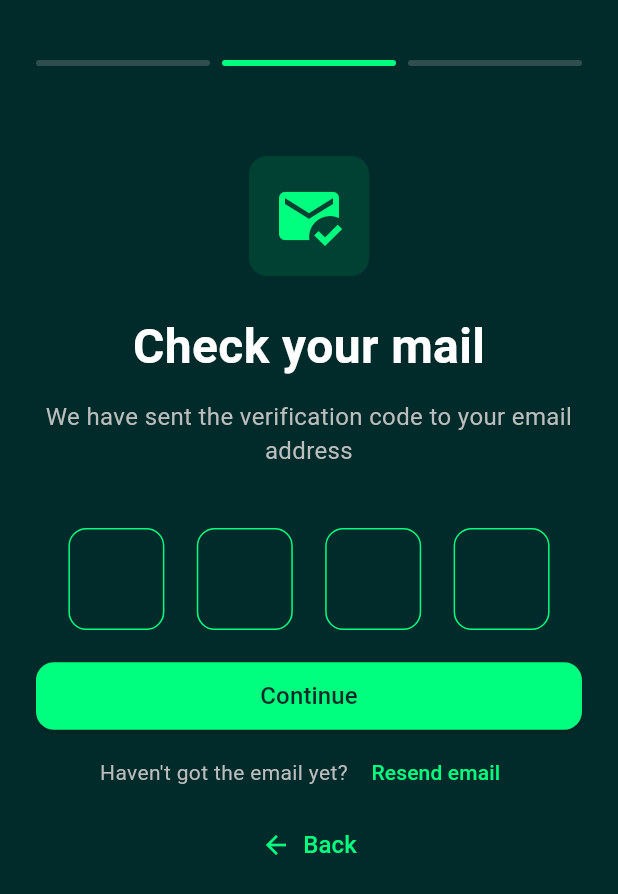
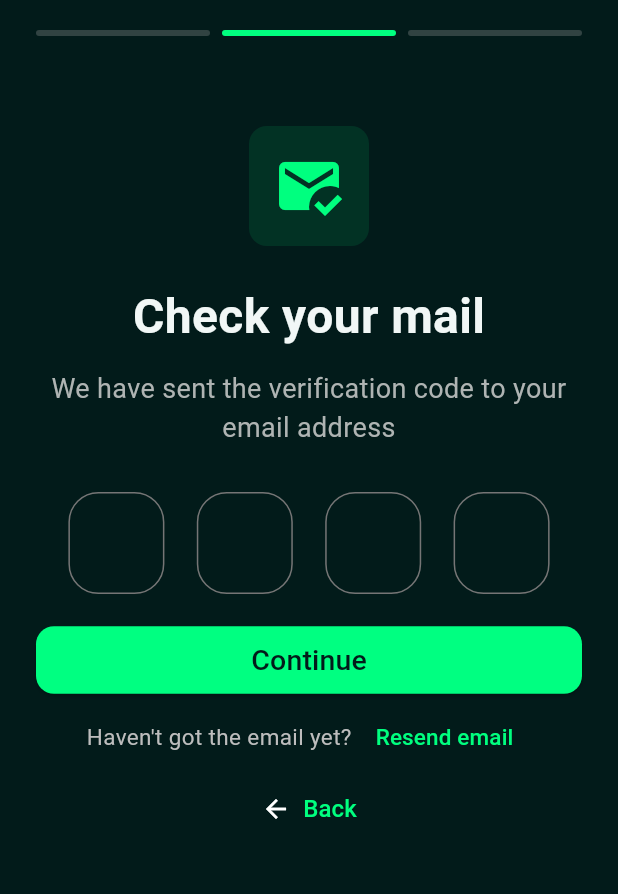
Before and after one commit to syigen/safe-app, a Flutter app: the VerificationScreen screen opened directly, on a phone screen of 412 x 824 dp. Shown: the top 894 px of the screen. Run offline on Flutter 3.47's test engine with Material 3 defaults, Android fonts, the phone set to English and light mode, and no system bars; our stand-ins replace dotted_border, flutter_dotenv, flutter_riverpod, fluttertoast, geocoding, google_maps_flutter and 5 more; missing offline and left inert: app_settings, dart:ffi; accounts and stored records are empty.

Commit message:
fix minor bugs in verification_page.dart

```diff
--- a/lib/pages/verification_page.dart
+++ b/lib/pages/verification_page.dart
@@ -11,19 +11,19 @@ class VerificationScreen extends StatefulWidget {
 class _VerificationScreenState extends State<VerificationScreen> {
   final List<TextEditingController> _controllers = List.generate(
     4,
-        (index) => TextEditingController(),
+    (index) => TextEditingController(),
   );
 
   @override
   Widget build(BuildContext context) {
     return Scaffold(
-      backgroundColor: const Color(0xFF002B2A),
+      backgroundColor: const Color(0xFF021B1A),
       body: SafeArea(
         child: Padding(
           padding: const EdgeInsets.symmetric(horizontal: 24.0),
           child: Column(
             children: [
-              const SizedBox(height: 40),
+              const SizedBox(height: 20),
 
               Row(
                 children: [
@@ -76,49 +76,49 @@ class _VerificationScreenState extends State<VerificationScreen> {
               const Text(
                 'Check your mail',
                 style: TextStyle(
-                  color: Colors.white,
+                  color: Color(0xFFf1F7F6),
                   fontSize: 32,
                   fontWeight: FontWeight.bold,
                 ),
               ),
               const SizedBox(height: 12),
-              Text(
+              const Text(
                 'We have sent the verification code to your email address',
                 style: TextStyle(
-                  color: Colors.grey[400],
-                  fontSize: 16,
+                  color: Color(0xFFAFB4B3),
+                  fontSize: 18,
                 ),
                 textAlign: TextAlign.center,
               ),
-              const SizedBox(height: 40),
+              const SizedBox(height: 30),
 
               Row(
                 mainAxisAlignment: MainAxisAlignment.spaceEvenly,
                 children: List.generate(
                   4,
-                      (index) => SizedBox(
+                  (index) => SizedBox(
                     width: 64,
                     child: TextField(
                       controller: _controllers[index],
                       textAlign: TextAlign.center,
                       style: const TextStyle(
-                        color: Colors.white,
-                        fontSize: 24,
-                      ),
+                          color: Color(0xFF00DF81),
+                          fontSize: 24,
+                          fontWeight: FontWeight.bold),
                       keyboardType: TextInputType.number,
                       maxLength: 1,
                       decoration: InputDecoration(
                         counterText: '',
                         enabledBorder: OutlineInputBorder(
-                          borderRadius: BorderRadius.circular(12),
+                          borderRadius: BorderRadius.circular(20),
                           borderSide: const BorderSide(
-                            color: Color(0xFF00FF7F),
+                            color: Color(0xFF757575),
                           ),
                         ),
                         focusedBorder: OutlineInputBorder(
-                          borderRadius: BorderRadius.circular(12),
+                          borderRadius: BorderRadius.circular(20),
                           borderSide: const BorderSide(
-                            color: Color(0xFF00FF7F),
+                            color: Color(0xFF00DF81),
                             width: 2,
                           ),
                         ),
@@ -144,7 +144,7 @@ class _VerificationScreenState extends State<VerificationScreen> {
                   );
                 },
                 style: ElevatedButton.styleFrom(
-                  backgroundColor: const Color(0xFF00FF7F),
+                  backgroundColor: const Color(0xFF00FF81),
                   minimumSize: const Size(double.infinity, 45),
                   shape: RoundedRectangleBorder(
                     borderRadius: BorderRadius.circular(12),
@@ -153,8 +153,8 @@ class _VerificationScreenState extends State<VerificationScreen> {
                 child: const Text(
                   'Continue',
                   style: TextStyle(
-                    fontSize: 16,
-                    color: Color(0xFF002B2A),
+                    fontSize: 19,
+                    color: Color(0xFF021B1A),
                   ),
                 ),
               ),
@@ -165,7 +165,7 @@ class _VerificationScreenState extends State<VerificationScreen> {
                 children: [
                   Text(
                     'Haven\'t got the email yet? ',
-                    style: TextStyle(color: Colors.grey[400]),
+                    style: TextStyle(color: Colors.grey[400], fontSize: 15),
                   ),
                   TextButton(
                     onPressed: () {
@@ -173,9 +173,7 @@ class _VerificationScreenState extends State<VerificationScreen> {
                     },
                     child: const Text(
                       'Resend email',
-                      style: TextStyle(
-                        color: Color(0xFF00FF7F),
-                      ),
+                      style: TextStyle(color: Color(0xFF00FF7F), fontSize: 15),
                     ),
                   ),
                 ],
@@ -185,12 +183,17 @@ class _VerificationScreenState extends State<VerificationScreen> {
                 onPressed: () => Navigator.pop(context),
                 style: TextButton.styleFrom(
                   foregroundColor: const Color(0xFF00FF7F),
-                  padding: const EdgeInsets.symmetric(horizontal: 24, vertical: 12),
+                  padding:
+                      const EdgeInsets.symmetric(horizontal: 24, vertical: 12),
                 ),
                 child: const Row(
                   mainAxisSize: MainAxisSize.min,
                   children: [
-                    Icon(Icons.arrow_back, size: 20),
+                    Icon(
+                      Icons.arrow_back,
+                      size: 20,
+                      color: Colors.white,
+                    ),
                     SizedBox(width: 8),
                     Text(
                       'Back',
```
